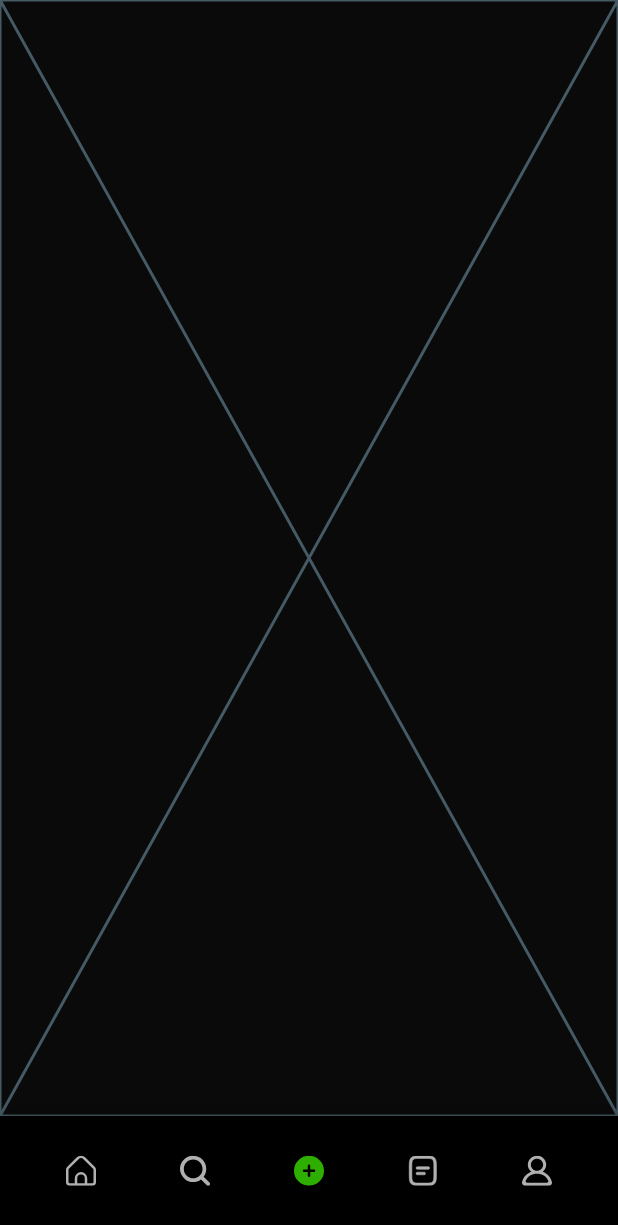
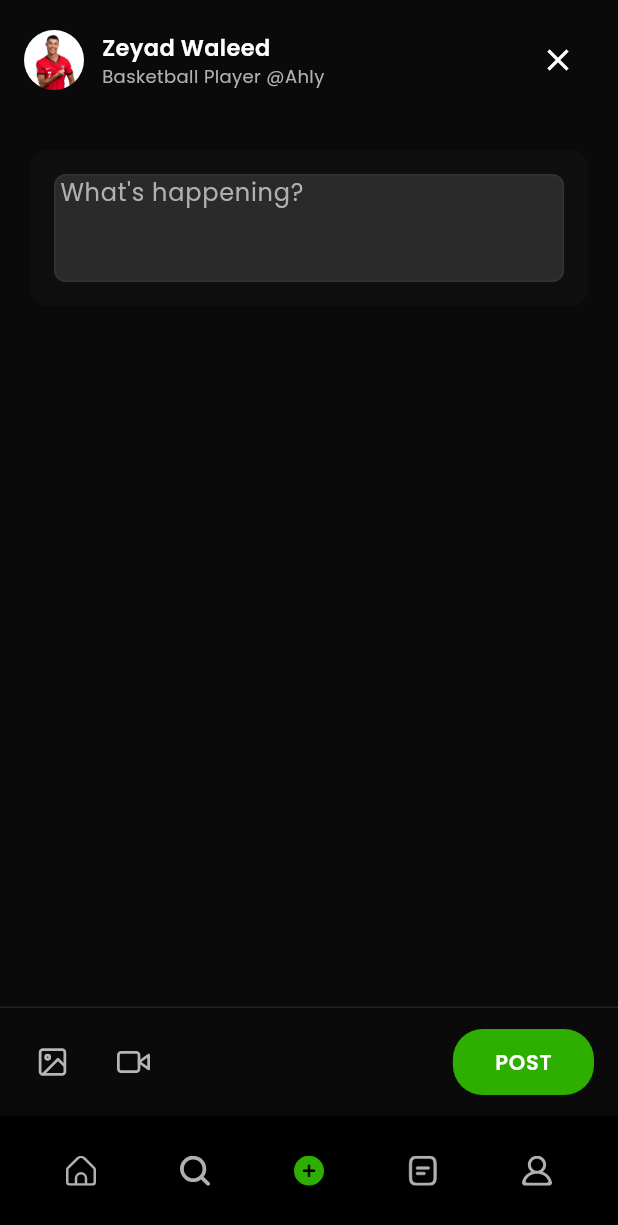
Before and after one commit to Kareemaadel/Sportofolio-Mobile, a Flutter app: the screen it shows after launch, item 3 of the bottom bar chosen, on a phone screen of 412 x 824 dp. Shown: the top 1225 px of the screen. Run offline on Flutter 3.47's test engine with Material 3 defaults, Android fonts, the phone set to English and light mode, and no system bars; our stand-ins replace flutter_svg, google_fonts, shared_preferences.

Commit message:
feat: Add AddPostScreen and integrate it into main navigation; update home screen icons and remove unused message icon

```diff
--- a/lib/main.dart
+++ b/lib/main.dart
@@ -4,6 +4,7 @@ import 'package:flutter_svg/flutter_svg.dart';
 import 'theme/app_theme.dart';
 import 'screens/home_screen.dart';
 import 'screens/search_screen.dart';
+import 'screens/add_post_screen.dart';
 import 'screens/profile_screen.dart';
 import 'screens/settings_screen.dart';
 import 'services/theme_service.dart';
@@ -78,7 +79,11 @@ class _MainNavigationScreenState extends State<MainNavigationScreen>
     _screens = [
       const HomeScreen(),
       const SearchScreen(),
-      const Placeholder(), // Create/Add screen
+      AddPostScreen(onClose: () {
+        setState(() {
+          _currentIndex = 0; // Navigate to home tab
+        });
+      }),
       const Placeholder(), // Apply screen
       ProfileScreen(themeService: widget.themeService),
     ];
--- /dev/null
+++ b/lib/screens/add_post_screen.dart
@@ -0,0 +1,368 @@
+import 'package:flutter/material.dart';
+import 'package:flutter_svg/flutter_svg.dart';
+import 'package:google_fonts/google_fonts.dart';
+import '../theme/app_theme.dart';
+
+class AddPostScreen extends StatefulWidget {
+  final VoidCallback? onClose;
+
+  const AddPostScreen({super.key, this.onClose});
+
+  @override
+  State<AddPostScreen> createState() => _AddPostScreenState();
+}
+
+class _AddPostScreenState extends State<AddPostScreen> {
+  final TextEditingController _textController = TextEditingController();
+  final List<String> _selectedImages = [];
+  bool _isPosting = false;
+
+  @override
+  void dispose() {
+    _textController.dispose();
+    super.dispose();
+  }
+
+  void _addImage() {
+    // TODO: Implement image picker
+    if (_selectedImages.length < 4) {
+      setState(() {
+        _selectedImages.add('assets/images/post.png');
+      });
+    }
+  }
+
+  void _removeImage(int index) {
+    setState(() {
+      _selectedImages.removeAt(index);
+    });
+  }
+
+  Future<void> _postContent() async {
+    if (_textController.text.trim().isEmpty && _selectedImages.isEmpty) {
+      ScaffoldMessenger.of(context).showSnackBar(
+        SnackBar(
+          content: Text(
+            'Please add some content or an image',
+            style: GoogleFonts.poppins(),
+          ),
+          backgroundColor: Colors.red,
+        ),
+      );
+      return;
+    }
+
+    setState(() {
+      _isPosting = true;
+    });
+
+    // TODO: Implement actual post API call
+    await Future.delayed(const Duration(seconds: 2));
+
+    setState(() {
+      _isPosting = false;
+    });
+
+    if (mounted) {
+      ScaffoldMessenger.of(context).showSnackBar(
+        SnackBar(
+          content: Text(
+            'Post created successfully!',
+            style: GoogleFonts.poppins(),
+          ),
+          backgroundColor: AppTheme.accentColor,
+        ),
+      );
+
+      _textController.clear();
+      _selectedImages.clear();
+    }
+  }
+
+  @override
+  Widget build(BuildContext context) {
+    final theme = Theme.of(context);
+    final isDark = theme.brightness == Brightness.dark;
+    final backgroundColor = isDark
+        ? AppTheme.backgroundColor
+        : AppTheme.backgroundColorLight;
+    final cardColor = isDark ? AppTheme.cardColor : AppTheme.cardColorLight;
+    final textColor = isDark ? AppTheme.textColor : AppTheme.textColorLight;
+    final secondaryTextColor = isDark
+        ? AppTheme.textSecondaryColor
+        : AppTheme.textSecondaryColorLight;
+
+    return Scaffold(
+      backgroundColor: backgroundColor,
+      body: SafeArea(
+        child: Column(
+          children: [
+            // Top Bar
+            Padding(
+              padding: const EdgeInsets.all(16),
+              child: Row(
+                children: [
+                  CircleAvatar(
+                    radius: 20,
+                    backgroundImage:
+                        const AssetImage('assets/images/account.png'),
+                    backgroundColor: cardColor,
+                  ),
+                  const SizedBox(width: 12),
+                  Expanded(
+                    child: Column(
+                      crossAxisAlignment: CrossAxisAlignment.start,
+                      children: [
+                        Text(
+                          'Zeyad Waleed',
+                          style: GoogleFonts.poppins(
+                            color: textColor,
+                            fontSize: 15,
+                            fontWeight: FontWeight.w600,
+                          ),
+                        ),
+                        Text(
+                          'Basketball Player @Ahly',
+                          style: GoogleFonts.poppins(
+                            color: secondaryTextColor,
+                            fontSize: 12,
+                          ),
+                        ),
+                      ],
+                    ),
+                  ),
+                  IconButton(
+                    icon: Icon(Icons.close, color: textColor, size: 24),
+                    onPressed: () {
+                      // Clear form data
+                      setState(() {
+                        _textController.clear();
+                        _selectedImages.clear();
+                      });
+                      // Navigate to home using callback
+                      widget.onClose?.call();
+                    },
+                  ),
+                ],
+              ),
+            ),
+
+            // Content Area
+            Expanded(
+              child: SingleChildScrollView(
+                padding: const EdgeInsets.all(20), // 20px padding from borders
+                child: Column(
+                  crossAxisAlignment: CrossAxisAlignment.start,
+                  children: [
+                    // Text Input with padding
+                    Container(
+                      padding: const EdgeInsets.all(16), // 16px internal padding
+                      decoration: BoxDecoration(
+                        color: cardColor.withOpacity(0.3),
+                        borderRadius: BorderRadius.circular(12),
+                      ),
+                      child: TextField(
+                        controller: _textController,
+                        maxLines: null,
+                        minLines: 3,
+                        style: GoogleFonts.poppins(
+                          color: textColor,
+                          fontSize: 16,
+                          height: 1.5,
+                        ),
+                        decoration: InputDecoration(
+                          hintText: 'What\'s happening?',
+                          hintStyle: GoogleFonts.poppins(
+                            color: secondaryTextColor,
+                            fontSize: 16,
+                          ),
+                          border: InputBorder.none,
+                          contentPadding: EdgeInsets.zero,
+                          isDense: true,
+                        ),
+                      ),
+                    ),
+                    const SizedBox(height: 16),
+
+                    // Images Grid
+                    if (_selectedImages.isNotEmpty) ...[
+                      SizedBox(
+                        height: 100,
+                        child: ListView.builder(
+                          scrollDirection: Axis.horizontal,
+                          itemCount: _selectedImages.length + 1,
+                          itemBuilder: (context, index) {
+                            if (index == _selectedImages.length) {
+                              // Add button
+                              return GestureDetector(
+                                onTap: _addImage,
+                                child: Container(
+                                  width: 100,
+                                  margin: const EdgeInsets.only(right: 8),
+                                  decoration: BoxDecoration(
+                                    color: cardColor,
+                                    borderRadius: BorderRadius.circular(12),
+                                    border: Border.all(
+                                      color: isDark
+                                          ? Colors.white.withOpacity(0.2)
+                                          : Colors.black.withOpacity(0.2),
+                                      width: 2,
+                                      style: BorderStyle.solid,
+                                    ),
+                                  ),
+                                  child: Icon(
+                                    Icons.add,
+                                    color: secondaryTextColor,
+                                    size: 32,
+                                  ),
+                                ),
+                              );
+                            }
+
+                            // Image preview
+                            return Container(
+                              width: 100,
+                              margin: const EdgeInsets.only(right: 8),
+                              child: Stack(
+                                children: [
+                                  ClipRRect(
+                                    borderRadius: BorderRadius.circular(12),
+                                    child: Image.asset(
+                                      _selectedImages[index],
+                                      width: 100,
+                                      height: 100,
+                                      fit: BoxFit.cover,
+                                    ),
+                                  ),
+                                  Positioned(
+                                    top: 4,
+                                    right: 4,
+                                    child: GestureDetector(
+                                      onTap: () => _removeImage(index),
+                                      child: Container(
+                                        padding: const EdgeInsets.all(4),
+                                        decoration: const BoxDecoration(
+                                          color: Colors.black,
+                                          shape: BoxShape.circle,
+                                        ),
+                                        child: const Icon(
+                                          Icons.close,
+                                          color: Colors.white,
+                                          size: 16,
+                                        ),
+                                      ),
+                                    ),
+                                  ),
+                                ],
+                              ),
+                            );
+                          },
+                        ),
+                      ),
+                      const SizedBox(height: 16),
+                    ],
+                  ],
+                ),
+              ),
+            ),
+
+            // Bottom Action Bar
+            Container(
+              padding: const EdgeInsets.symmetric(horizontal: 16, vertical: 12),
+              decoration: BoxDecoration(
+                color: backgroundColor,
+                border: Border(
+                  top: BorderSide(
+                    color: isDark
+                        ? Colors.white.withOpacity(0.1)
+                        : Colors.black.withOpacity(0.1),
+                  ),
+                ),
+              ),
+              child: Row(
+                children: [
+                  _buildBottomAction(
+                    icon: 'assets/icons/image.svg',
+                    onTap: _addImage,
+                    color: textColor,
+                  ),
+                  const SizedBox(width: 16),
+                  _buildBottomAction(
+                    icon: 'assets/icons/video.svg',
+                    onTap: () {
+                      // TODO: Implement video picker
+                    },
+                    color: textColor,
+                  ),
+                  const Spacer(),
+                  // Post Button
+                  ElevatedButton(
+                    onPressed: _isPosting ? null : _postContent,
+                    style: ElevatedButton.styleFrom(
+                      backgroundColor: AppTheme.accentColor,
+                      foregroundColor: Colors.white,
+                      padding: const EdgeInsets.symmetric(
+                        horizontal: 28,
+                        vertical: 12,
+                      ),
+                      shape: RoundedRectangleBorder(
+                        borderRadius: BorderRadius.circular(20),
+                      ),
+                      elevation: 0,
+                    ),
+                    child: _isPosting
+                        ? const SizedBox(
+                            width: 20,
+                            height: 20,
+                            child: CircularProgressIndicator(
+                              strokeWidth: 2,
+                              color: Colors.white,
+                            ),
+                          )
+                        : Text(
+                            'POST',
+                            style: GoogleFonts.poppins(
+                              fontSize: 14,
+                              fontWeight: FontWeight.w600,
+                              letterSpacing: 0.5,
+                            ),
+                          ),
+                  ),
+                ],
+              ),
+            ),
+          ],
+        ),
+      ),
+    );
+  }
+
+  Widget _buildBottomAction({
+    dynamic icon,
+    required VoidCallback onTap,
+    required Color color,
+  }) {
+    return InkWell(
+      onTap: onTap,
+      borderRadius: BorderRadius.circular(8),
+      child: Padding(
+        padding: const EdgeInsets.all(8),
+        child: icon is String
+            ? SvgPicture.asset(
+                icon,
+                width: 22,
+                height: 22,
+                colorFilter: ColorFilter.mode(
+                  color.withOpacity(0.7),
+                  BlendMode.srcIn,
+                ),
+              )
+            : Icon(
+                icon as IconData,
+                size: 22,
+                color: color.withOpacity(0.7),
+              ),
+      ),
+    );
+  }
+}
```
Also changed, not shown: lib/screens/home_screen.dart (+1 -16 lines), assets/icons/image.svg (added), assets/icons/location.svg (added), assets/icons/video.svg (added).
